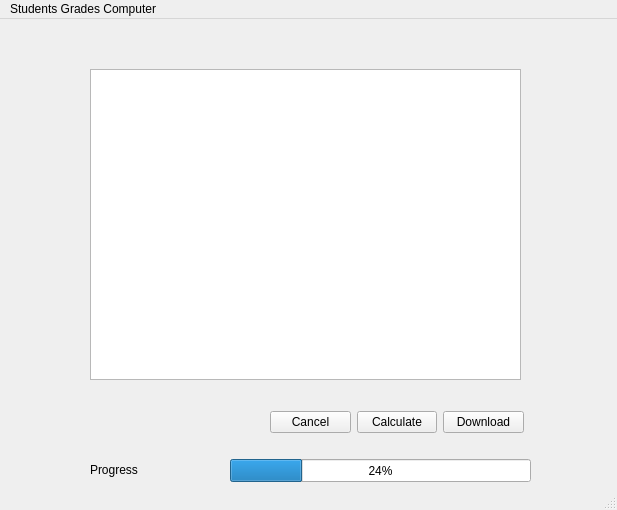
Old version of the form mainwindow.ui in the repository Hasuuka/StudentsGradesPro.
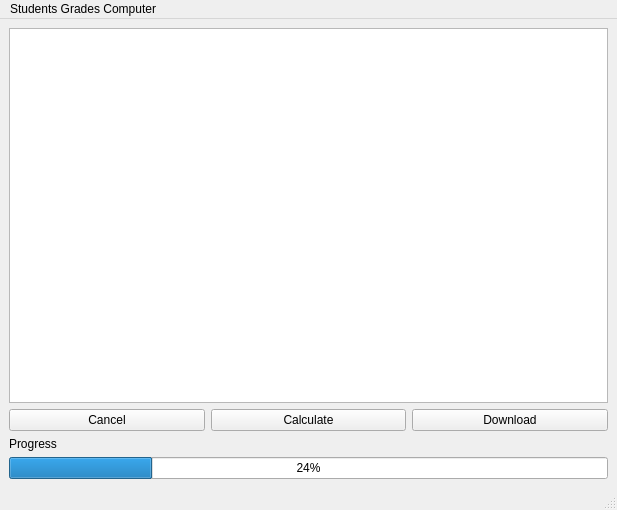
New version of the form.

Patch:
```diff
--- a/mainwindow.ui
+++ b/mainwindow.ui
@@ -14,51 +14,13 @@
    <string>Students Grades Computer</string>
   </property>
   <widget class="QWidget" name="centralwidget">
-   <widget class="QTableView" name="csvList">
-    <property name="geometry">
-     <rect>
-      <x>90</x>
-      <y>50</y>
-      <width>431</width>
-      <height>311</height>
-     </rect>
-    </property>
-   </widget>
-   <widget class="QProgressBar" name="progressBar">
-    <property name="geometry">
-     <rect>
-      <x>230</x>
-      <y>440</y>
-      <width>301</width>
-      <height>23</height>
-     </rect>
-    </property>
-    <property name="value">
-     <number>24</number>
-    </property>
-   </widget>
-   <widget class="QLabel" name="label">
-    <property name="geometry">
-     <rect>
-      <x>90</x>
-      <y>440</y>
-      <width>211</width>
-      <height>21</height>
-     </rect>
-    </property>
-    <property name="text">
-     <string>Progress</string>
-    </property>
-   </widget>
-   <widget class="QWidget" name="layoutWidget">
-    <property name="geometry">
-     <rect>
-      <x>270</x>
-      <y>390</y>
-      <width>254</width>
-      <height>26</height>
-     </rect>
-    </property>
+   <layout class="QVBoxLayout" name="verticalLayout_2">
+    <item>
+     <layout class="QVBoxLayout" name="verticalLayout">
+      <item>
+       <widget class="QTableView" name="csvList"/>
+      </item>
+      <item>
     <layout class="QHBoxLayout" name="horizontalLayout">
      <item>
       <widget class="QPushButton" name="cancelButton">
@@ -82,7 +44,24 @@
       </widget>
      </item>
     </layout>
-   </widget>
+      </item>
+      <item>
+       <widget class="QLabel" name="label">
+        <property name="text">
+         <string>Progress</string>
+        </property>
+       </widget>
+      </item>
+      <item>
+       <widget class="QProgressBar" name="progressBar">
+        <property name="value">
+         <number>24</number>
+        </property>
+       </widget>
+      </item>
+     </layout>
+    </item>
+   </layout>
   </widget>
   <widget class="QStatusBar" name="statusbar"/>
   <widget class="QMenuBar" name="menubar">
```
Lines whose indentation alone changed are shown as unchanged.
